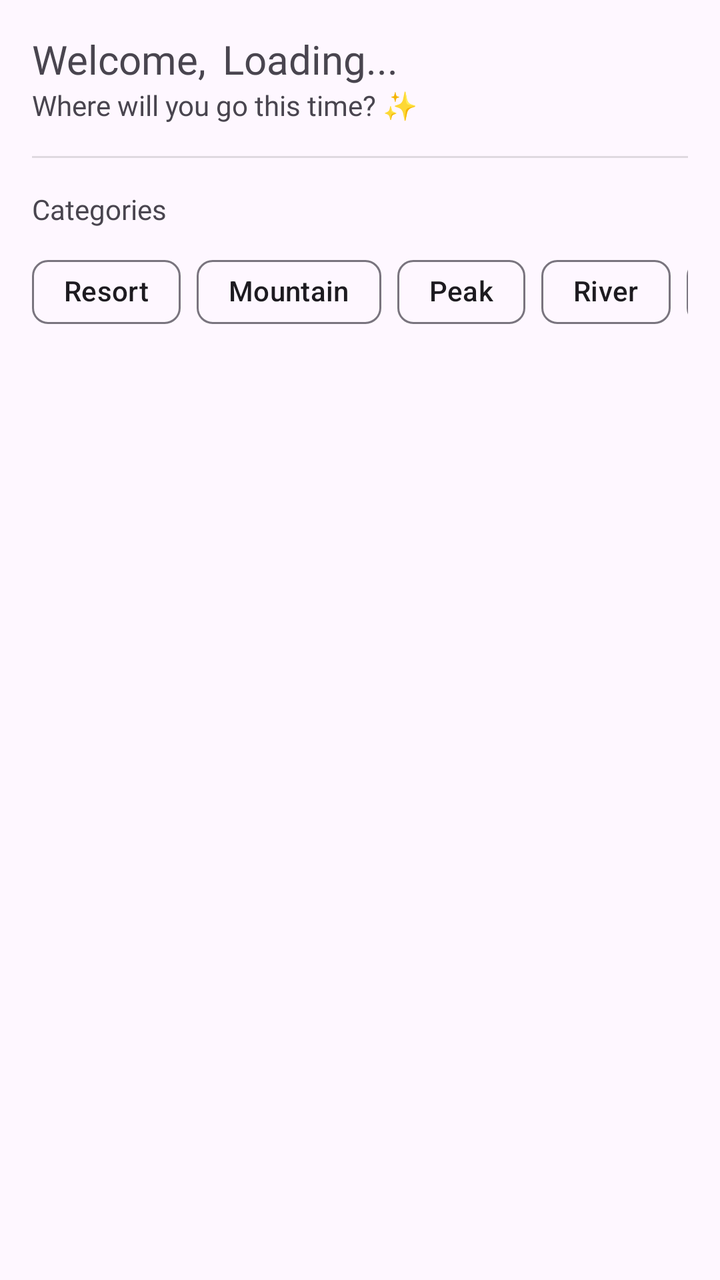
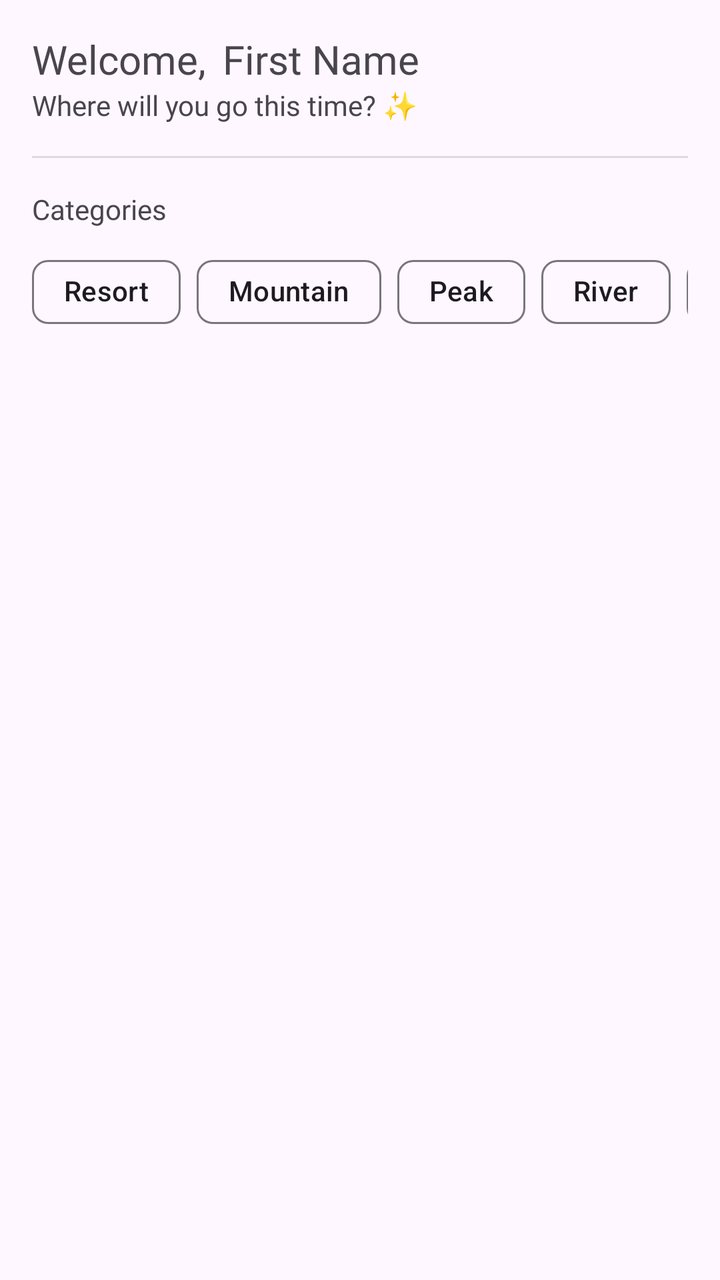

Compare the two renders of this Android layout. The source of the first and the diff that turns it into the second are given below.
<!-- AndroidManifest.xml: application theme Theme.RmmcTourism -->
<!-- res/layout/fragment_dashboard.xml -->
<?xml version="1.0" encoding="utf-8"?>
<androidx.constraintlayout.widget.ConstraintLayout xmlns:android="http://schemas.android.com/apk/res/android"
    xmlns:app="http://schemas.android.com/apk/res-auto"
    xmlns:tools="http://schemas.android.com/tools"
    android:id="@+id/frameLayout2"
    android:layout_width="match_parent"
    android:layout_height="match_parent"
    tools:context=".fragments.Dashboard" >

    <TextView
        android:id="@+id/textView10"
        android:layout_width="wrap_content"
        android:layout_height="wrap_content"
        android:layout_marginStart="16dp"
        android:layout_marginTop="16dp"
        android:fontFamily="@font/inter"
        android:text="Welcome,"
        android:textSize="20sp"
        app:layout_constraintStart_toStartOf="parent"
        app:layout_constraintTop_toTopOf="parent" />

    <TextView
        android:id="@+id/tv_dashboard_first_name"
        android:layout_width="0dp"
        android:layout_height="wrap_content"
        android:layout_marginStart="8dp"
        android:layout_marginTop="16dp"
        android:layout_marginEnd="16dp"
        android:fontFamily="@font/inter_bold"
        android:text="Loading..."
        android:textSize="20sp"
        app:layout_constraintEnd_toEndOf="parent"
        app:layout_constraintStart_toEndOf="@+id/textView10"
        app:layout_constraintTop_toTopOf="parent" />

    <TextView
        android:id="@+id/textView12"
        android:layout_width="wrap_content"
        android:layout_height="wrap_content"
        android:layout_marginStart="16dp"
        android:layout_marginTop="16dp"
        android:fontFamily="@font/inter_medium"
        android:text="Categories"
        app:layout_constraintStart_toStartOf="parent"
        app:layout_constraintTop_toBottomOf="@+id/divider" />

    <com.google.android.material.chip.ChipGroup
        android:id="@+id/chipGroup"
        android:layout_width="0dp"
        android:layout_height="wrap_content"
        android:layout_marginStart="16dp"
        android:layout_marginTop="8dp"
        android:layout_marginEnd="16dp"
        app:layout_constraintEnd_toEndOf="parent"
        app:layout_constraintStart_toStartOf="parent"
        app:layout_constraintTop_toBottomOf="@+id/textView12"
        app:singleLine="true"
        app:singleSelection="true">

        <com.google.android.material.chip.Chip
            android:id="@+id/chip"
            android:layout_width="wrap_content"
            android:layout_height="wrap_content"
            android:fontFamily="@font/inter"
            android:text="Resort" />

        <com.google.android.material.chip.Chip
            android:id="@+id/chip2"
            android:layout_width="wrap_content"
            android:layout_height="wrap_content"
            android:fontFamily="@font/inter"
            android:text="Mountain" />

        <com.google.android.material.chip.Chip
            android:id="@+id/chip3"
            android:layout_width="wrap_content"
            android:layout_height="wrap_content"
            android:fontFamily="@font/inter"
            android:text="Peak" />

        <com.google.android.material.chip.Chip
            android:id="@+id/chip4"
            android:layout_width="wrap_content"
            android:layout_height="wrap_content"
            android:fontFamily="@font/inter"
            android:text="River" />

        <com.google.android.material.chip.Chip
            android:id="@+id/chip5"
            android:layout_width="wrap_content"
            android:layout_height="wrap_content"
            android:fontFamily="@font/inter"
            android:text="Forest" />

        <com.google.android.material.chip.Chip
            android:id="@+id/chip6"
            android:layout_width="wrap_content"
            android:layout_height="wrap_content"
            android:fontFamily="@font/inter"
            android:text="Restaurant" />
    </com.google.android.material.chip.ChipGroup>

    <View
        android:id="@+id/divider"
        android:layout_width="0dp"
        android:layout_height="1dp"
        android:layout_marginStart="16dp"
        android:layout_marginTop="16dp"
        android:layout_marginEnd="16dp"
        android:background="?android:attr/listDivider"
        app:layout_constraintEnd_toEndOf="parent"
        app:layout_constraintStart_toStartOf="parent"
        app:layout_constraintTop_toBottomOf="@+id/textView13" />

    <TextView
        android:id="@+id/textView13"
        android:layout_width="wrap_content"
        android:layout_height="wrap_content"
        android:layout_marginStart="16dp"
        android:fontFamily="@font/inter_light"
        android:text="Where will you go this time? ✨"
        app:layout_constraintStart_toStartOf="parent"
        app:layout_constraintTop_toBottomOf="@+id/textView10" />

    <androidx.recyclerview.widget.RecyclerView
        android:id="@+id/rv_dashboard_destination"
        android:layout_width="0dp"
        android:layout_height="0dp"
        android:layout_marginStart="16dp"
        android:layout_marginTop="16dp"
        android:layout_marginEnd="16dp"
        android:layout_marginBottom="16dp"
        app:layout_constraintBottom_toBottomOf="parent"
        app:layout_constraintEnd_toEndOf="parent"
        app:layout_constraintStart_toStartOf="parent"
        app:layout_constraintTop_toBottomOf="@+id/chipGroup"
        tools:listitem="@layout/layout_destination" />
</androidx.constraintlayout.widget.ConstraintLayout>
<!-- res/layout/layout_destination.xml (included above) -->
<?xml version="1.0" encoding="utf-8"?>
<androidx.constraintlayout.widget.ConstraintLayout xmlns:android="http://schemas.android.com/apk/res/android"
    xmlns:app="http://schemas.android.com/apk/res-auto"
    xmlns:tools="http://schemas.android.com/tools"
    android:layout_width="match_parent"
    android:layout_height="match_parent">

    <com.google.android.material.card.MaterialCardView
        style="?attr/materialCardViewOutlinedStyle"
        android:layout_width="0dp"
        android:layout_height="0dp"
        android:layout_marginStart="1dp"
        android:layout_marginTop="1dp"
        android:layout_marginEnd="1dp"
        android:layout_marginBottom="1dp"
        app:layout_constraintBottom_toBottomOf="parent"
        app:layout_constraintEnd_toEndOf="parent"
        app:layout_constraintStart_toStartOf="parent"
        app:layout_constraintTop_toTopOf="parent">

        <androidx.constraintlayout.widget.ConstraintLayout
            android:layout_width="match_parent"
            android:layout_height="match_parent">

            <ImageView
                android:id="@+id/iv_cover"
                android:layout_width="0dp"
                android:layout_height="0dp"
                android:scaleType="centerCrop"
                app:layout_constraintBottom_toBottomOf="parent"
                app:layout_constraintEnd_toEndOf="parent"
                app:layout_constraintStart_toStartOf="parent"
                app:layout_constraintTop_toTopOf="parent"
                app:srcCompat="@drawable/bg_splash" />

            <ImageView
                android:id="@+id/imageView4"
                android:layout_width="0dp"
                android:layout_height="400dp"
                app:layout_constraintBottom_toBottomOf="parent"
                app:layout_constraintEnd_toEndOf="parent"
                app:layout_constraintStart_toStartOf="parent"
                app:srcCompat="@drawable/layer_destination_cover" />

            <TextView
                android:id="@+id/tv_description"
                android:layout_width="0dp"
                android:layout_height="wrap_content"
                android:layout_marginStart="16dp"
                android:layout_marginEnd="16dp"
                android:layout_marginBottom="16dp"
                android:fontFamily="@font/inter"
                android:text="Description"
                android:textColor="#fafafa"
                android:textSize="16sp"
                app:layout_constraintBottom_toBottomOf="parent"
                app:layout_constraintEnd_toEndOf="parent"
                app:layout_constraintStart_toStartOf="parent" />

            <TextView
                android:id="@+id/tv_address"
                android:layout_width="0dp"
                android:layout_height="wrap_content"
                android:layout_marginStart="16dp"
                android:layout_marginEnd="16dp"
                android:layout_marginBottom="16dp"
                android:fontFamily="@font/inter_light"
                android:text="Address"
                android:textColor="#fafafa"
                app:layout_constraintBottom_toTopOf="@+id/tv_description"
                app:layout_constraintEnd_toEndOf="parent"
                app:layout_constraintStart_toStartOf="parent" />

            <TextView
                android:id="@+id/tv_title"
                android:layout_width="0dp"
                android:layout_height="wrap_content"
                android:layout_marginStart="16dp"
                android:layout_marginEnd="16dp"
                android:fontFamily="@font/inter_bold"
                android:text="Title"
                android:textColor="#fafafa"
                android:textSize="24sp"
                app:layout_constraintBottom_toTopOf="@+id/tv_address"
                app:layout_constraintEnd_toEndOf="parent"
                app:layout_constraintStart_toStartOf="parent" />

            <Button
                android:id="@+id/button"
                style="@style/Widget.Material3.Button.IconButton.Filled"
                android:layout_width="wrap_content"
                android:layout_height="wrap_content"
                android:layout_marginEnd="16dp"
                android:layout_marginBottom="16dp"
                app:icon="@drawable/ic_favorite_outline"
                app:layout_constraintBottom_toBottomOf="parent"
                app:layout_constraintEnd_toEndOf="parent" />

        </androidx.constraintlayout.widget.ConstraintLayout>
    </com.google.android.material.card.MaterialCardView>
</androidx.constraintlayout.widget.ConstraintLayout>
<!-- resources referenced by this layout -->
<resources>
  <!-- drawable bg_splash: jpg bitmap (drawable, 516268 bytes) -->
  <!-- drawable ic_favorite_outline (drawable) -->
  <vector android:height="24dp" android:tint="#000000"
      android:viewportHeight="24" android:viewportWidth="24"
      android:width="24dp" xmlns:android="http://schemas.android.com/apk/res/android">
      <path android:fillColor="@android:color/white" android:pathData="M16.5,3c-1.74,0 -3.41,0.81 -4.5,2.09C10.91,3.81 9.24,3 7.5,3 4.42,3 2,5.42 2,8.5c0,3.78 3.4,6.86 8.55,11.54L12,21.35l1.45,-1.32C18.6,15.36 22,12.28 22,8.5 22,5.42 19.58,3 16.5,3zM12.1,18.55l-0.1,0.1 -0.1,-0.1C7.14,14.24 4,11.39 4,8.5 4,6.5 5.5,5 7.5,5c1.54,0 3.04,0.99 3.57,2.36h1.87C13.46,5.99 14.96,5 16.5,5c2,0 3.5,1.5 3.5,3.5 0,2.89 -3.14,5.74 -7.9,10.05z"/>
  </vector>
  <!-- drawable layer_destination_cover (drawable) -->
  <?xml version="1.0" encoding="utf-8"?>
  <shape xmlns:android="http://schemas.android.com/apk/res/android">
      <gradient
          android:startColor="#000000"
          android:endColor="#00000000"
          android:useLevel="true"
          android:angle="90"/>
  </shape>
  <style name="Theme.RmmcTourism" parent="Base.Theme.RmmcTourism" />
  <style name="Base.Theme.RmmcTourism" parent="Theme.Material3.DayNight.NoActionBar">
          
          
      </style>
</resources>

<!-- the commit's change to res/layout/fragment_dashboard.xml (unified diff, before → after) -->
@@ -17,7 +17,7 @@
         android:text="Welcome,"
         android:textSize="20sp"
         app:layout_constraintStart_toStartOf="parent"
-        app:layout_constraintTop_toTopOf="parent" />
+        app:layout_constraintTop_toTopOf="parent    " />
 
     <TextView
         android:id="@+id/tv_dashboard_first_name"
@@ -27,7 +27,7 @@
         android:layout_marginTop="16dp"
         android:layout_marginEnd="16dp"
         android:fontFamily="@font/inter_bold"
-        android:text="Loading..."
+        android:text="First Name"
         android:textSize="20sp"
         app:layout_constraintEnd_toEndOf="parent"
         app:layout_constraintStart_toEndOf="@+id/textView10"
